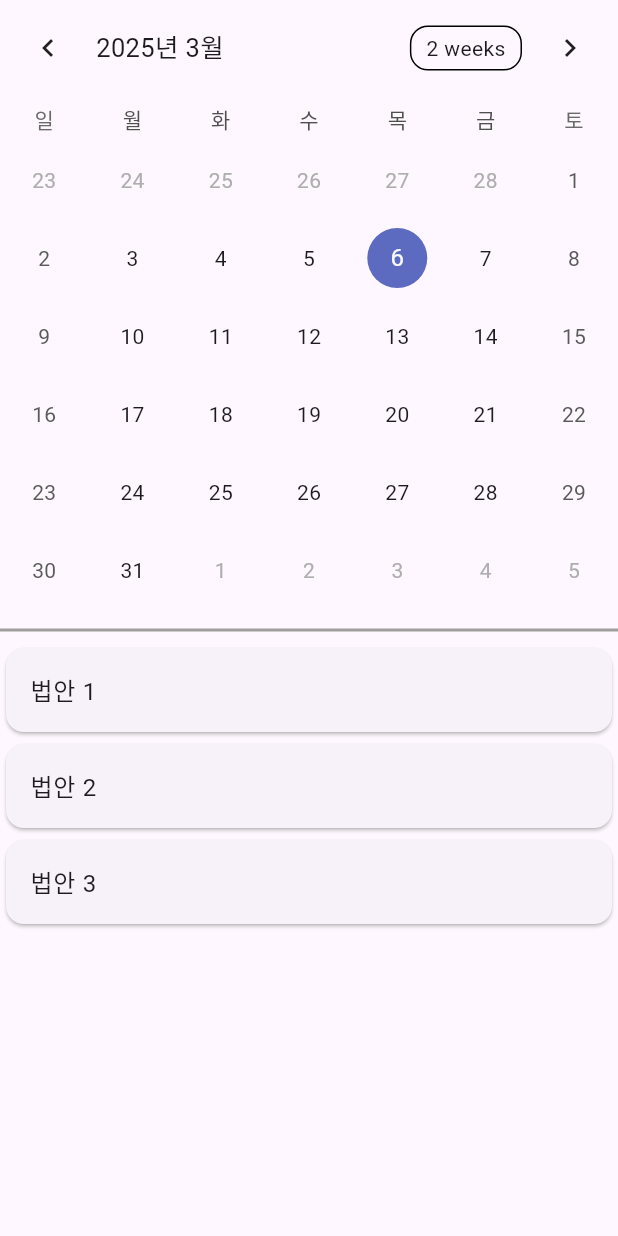
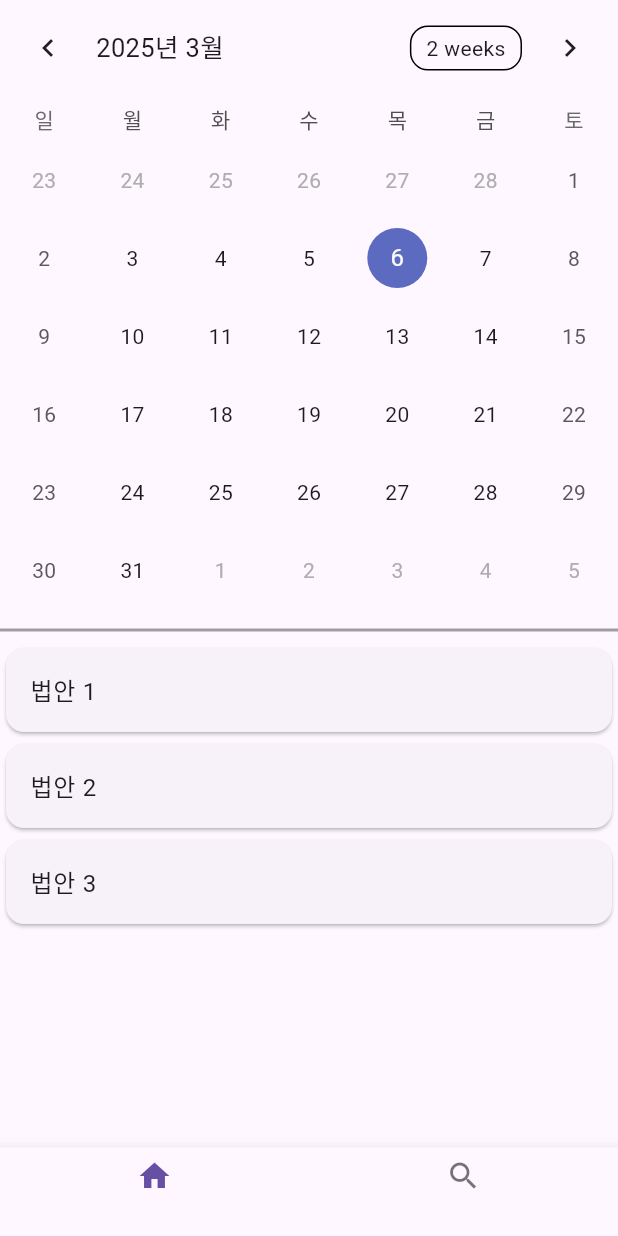
Before and after one commit to GeonH0/TodayBills-flutter, a Flutter app: the screen it shows after launch, on a phone screen of 412 x 824 dp. Run offline on Flutter 3.47's test engine with Material 3 defaults, Android fonts, the light colour scheme and no system bars; drawn by our look-alikes of table_calendar; our stand-ins replace mvc_pattern.

Commit message:
Feat: MainTabView 생성 및 main.dart에 적용

```diff
--- a/lib/main.dart
+++ b/lib/main.dart
@@ -1,11 +1,12 @@
 import 'package:flutter/material.dart';
 import 'package:intl/date_symbol_data_local.dart';
 import 'package:todaybills/view/home_view.dart';
+import 'package:todaybills/view/maintab_view.dart';
 
 void main() async {
   WidgetsFlutterBinding.ensureInitialized();
   await initializeDateFormatting();
   runApp(MaterialApp(
-    home: homeView(),
+    home: MaintabView(),
   ));
 }
--- /dev/null
+++ b/lib/view/maintab_view.dart
@@ -0,0 +1,42 @@
+import 'package:flutter/material.dart';
+import 'package:todaybills/view/home_view.dart';
+import 'package:todaybills/view/search_view.dart';
+
+class MaintabView extends StatefulWidget {
+  const MaintabView({super.key});
+
+  @override
+  State<StatefulWidget> createState() => _MaintabViewState();
+}
+
+class _MaintabViewState extends State<MaintabView> {
+  int _selectedIndex = 0;
+
+  static final List<Widget> _pages = <Widget>[
+    homeView(),
+    SearchView(),
+  ];
+
+  void _onItemTapped(int index) {
+    setState(() {
+      _selectedIndex = index;
+    });
+  }
+
+  @override
+  Widget build(BuildContext context) {
+    return Scaffold(
+      body: _pages[_selectedIndex],
+      bottomNavigationBar: BottomNavigationBar(
+          currentIndex: _selectedIndex,
+          onTap: _onItemTapped,
+          items: const [
+            BottomNavigationBarItem(icon: Icon(Icons.home), label: ''),
+            BottomNavigationBarItem(
+              icon: Icon(Icons.search),
+              label: '',
+            )
+          ]),
+    );
+  }
+}
```
